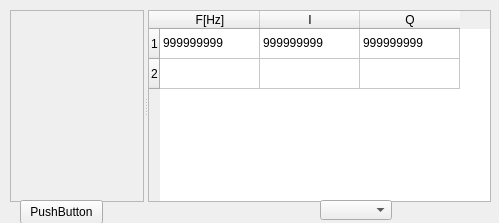
First picture: the form in src/plugins/FraPlugin/qdataplot.ui, repository samiavasil/temporary, before the edit.
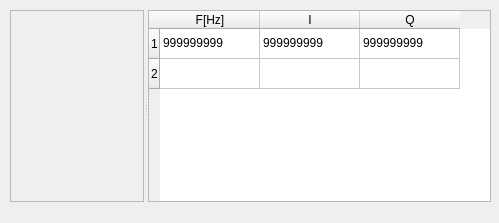
Second picture: the form after the edit. Icons and pictures are not drawn. Custom widgets are drawn as their Qt base class.

Patch:
```diff
--- a/src/plugins/FraPlugin/qdataplot.ui
+++ b/src/plugins/FraPlugin/qdataplot.ui
@@ -93,29 +93,6 @@
     </item>
    </widget>
   </widget>
-  <widget class="QComboBox" name="ComboLineColor">
-   <property name="geometry">
-    <rect>
-     <x>320</x>
-     <y>200</y>
-     <width>72</width>
-     <height>20</height>
-    </rect>
-   </property>
-  </widget>
-  <widget class="QPushButton" name="pushButton">
-   <property name="geometry">
-    <rect>
-     <x>20</x>
-     <y>200</y>
-     <width>83</width>
-     <height>24</height>
-    </rect>
-   </property>
-   <property name="text">
-    <string>PushButton</string>
-   </property>
-  </widget>
   <action name="actionMouseTrack">
    <property name="checkable">
     <bool>true</bool>
```
Left out of the diff: 15 changed lines with no effect on the pictures.
